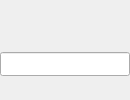
Before: the Qt Designer form LNKWallet/contact/ContactSearchWidget.ui in HcashOrg/hx-indicator, drawn with Qt 5.
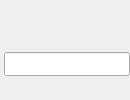
After: the same form once the commit is applied.

Patch:
```diff
--- a/LNKWallet/contact/ContactSearchWidget.ui
+++ b/LNKWallet/contact/ContactSearchWidget.ui
@@ -21,9 +21,9 @@
   <widget class="QLineEdit" name="lineEdit">
    <property name="geometry">
     <rect>
-     <x>0</x>
+     <x>4</x>
      <y>52</y>
-     <width>130</width>
+     <width>126</width>
      <height>24</height>
     </rect>
    </property>
@@ -35,7 +35,7 @@
    </property>
    <property name="minimumSize">
     <size>
-     <width>130</width>
+     <width>126</width>
      <height>24</height>
     </size>
    </property>
```
